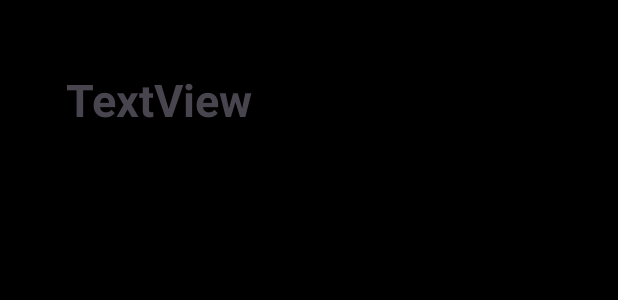
After one commit to Phuong2712/HOC_ANDROID, an Android app: the layout list_item.xml on its own in the app's theme, with its tools: preview values and no code run, on a phone screen of 412 x 824 dp. The commit adds this screen. Shown: the top 300 px of the screen. Run offline under Robolectric (Android 15) with nearby library versions, the light colour scheme and no system bars.

Commit message:
react basic

```diff
--- a/app/build.gradle.kts
+++ b/app/build.gradle.kts
@@ -33,10 +33,13 @@ android {
     kotlinOptions {
         jvmTarget = "1.8"
     }
+    viewBinding {
+        enable = true;
+    }
 }
 
 dependencies {
-
+    implementation("androidx.recyclerview:recyclerview:1.2.1")
     implementation(libs.androidx.core.ktx)
     implementation(libs.androidx.appcompat)
     implementation(libs.material)
--- /dev/null
+++ b/app/src/main/res/drawable/corner.xml
@@ -0,0 +1,5 @@
+<?xml version="1.0" encoding="utf-8"?>
+<shape xmlns:android="http://schemas.android.com/apk/res/android">
+    <corners android:radius="10dp"/>
+    <solid android:color="@color/cardview_dark_background"/>
+</shape>
--- /dev/null
+++ b/app/src/main/res/drawable/ic_favorite.xml
@@ -0,0 +1,5 @@
+<vector xmlns:android="http://schemas.android.com/apk/res/android" android:height="24dp" android:tint="#FFFFFF" android:viewportHeight="24" android:viewportWidth="24" android:width="24dp">
+
+    <path android:fillColor="@android:color/white" android:pathData="M12,21.35l-1.45,-1.32C5.4,15.36 2,12.28 2,8.5 2,5.42 4.42,3 7.5,3c1.74,0 3.41,0.81 4.5,2.09C13.09,3.81 14.76,3 16.5,3 19.58,3 22,5.42 22,8.5c0,3.78 -3.4,6.86 -8.55,11.54L12,21.35z"/>
+
+</vector>
--- /dev/null
+++ b/app/src/main/res/drawable/ic_history.xml
@@ -0,0 +1,5 @@
+<vector xmlns:android="http://schemas.android.com/apk/res/android" android:height="24dp" android:tint="#FFFFFF" android:viewportHeight="24" android:viewportWidth="24" android:width="24dp">
+
+    <path android:fillColor="@android:color/white" android:pathData="M13,3c-4.97,0 -9,4.03 -9,9L1,12l3.89,3.89 0.07,0.14L9,12L6,12c0,-3.87 3.13,-7 7,-7s7,3.13 7,7 -3.13,7 -7,7c-1.93,0 -3.68,-0.79 -4.94,-2.06l-1.42,1.42C8.27,19.99 10.51,21 13,21c4.97,0 9,-4.03 9,-9s-4.03,-9 -9,-9zM12,8v5l4.28,2.54 0.72,-1.21 -3.5,-2.08L13.5,8L12,8z"/>
+
+</vector>
--- /dev/null
+++ b/app/src/main/res/drawable/ic_home.xml
@@ -0,0 +1,5 @@
+<vector xmlns:android="http://schemas.android.com/apk/res/android" android:height="24dp" android:tint="#FFFFFF" android:viewportHeight="24" android:viewportWidth="24" android:width="24dp">
+
+    <path android:fillColor="@android:color/white" android:pathData="M10,20v-6h4v6h5v-8h3L12,3 2,12h3v8z"/>
+
+</vector>
--- /dev/null
+++ b/app/src/main/res/drawable/ic_notification.xml
@@ -0,0 +1,5 @@
+<vector xmlns:android="http://schemas.android.com/apk/res/android" android:height="48dp" android:tint="#FFFFFF" android:viewportHeight="24" android:viewportWidth="24" android:width="48dp">
+
+    <path android:fillColor="@android:color/white" android:pathData="M12,22c1.1,0 2,-0.9 2,-2h-4c0,1.1 0.9,2 2,2zM18,16v-5c0,-3.07 -1.63,-5.64 -4.5,-6.32L13.5,4c0,-0.83 -0.67,-1.5 -1.5,-1.5s-1.5,0.67 -1.5,1.5v0.68C7.64,5.36 6,7.92 6,11v5l-2,2v1h16v-1l-2,-2zM16,17L8,17v-6c0,-2.48 1.51,-4.5 4,-4.5s4,2.02 4,4.5v6z"/>
+
+</vector>
--- /dev/null
+++ b/app/src/main/res/drawable/ic_person.xml
@@ -0,0 +1,5 @@
+<vector xmlns:android="http://schemas.android.com/apk/res/android" android:height="24dp" android:tint="#FFFFFF" android:viewportHeight="24" android:viewportWidth="24" android:width="24dp">
+
+    <path android:fillColor="@android:color/white" android:pathData="M12,12c2.21,0 4,-1.79 4,-4s-1.79,-4 -4,-4 -4,1.79 -4,4 1.79,4 4,4zM12,14c-2.67,0 -8,1.34 -8,4v2h16v-2c0,-2.66 -5.33,-4 -8,-4z"/>
+
+</vector>
--- /dev/null
+++ b/app/src/main/res/drawable/ic_search.xml
@@ -0,0 +1,5 @@
+<vector xmlns:android="http://schemas.android.com/apk/res/android" android:height="24dp" android:tint="#FFFFFF" android:viewportHeight="24" android:viewportWidth="24" android:width="24dp">
+
+    <path android:fillColor="@android:color/white" android:pathData="M15.5,14h-0.79l-0.28,-0.27C15.41,12.59 16,11.11 16,9.5 16,5.91 13.09,3 9.5,3S3,5.91 3,9.5 5.91,16 9.5,16c1.61,0 3.09,-0.59 4.23,-1.57l0.27,0.28v0.79l5,4.99L20.49,19l-4.99,-5zM9.5,14C7.01,14 5,11.99 5,9.5S7.01,5 9.5,5 14,7.01 14,9.5 11.99,14 9.5,14z"/>
+
+</vector>
--- /dev/null
+++ b/app/src/main/res/layout/list_item.xml
@@ -0,0 +1,35 @@
+<?xml version="1.0" encoding="utf-8"?>
+<androidx.constraintlayout.widget.ConstraintLayout xmlns:android="http://schemas.android.com/apk/res/android"
+    xmlns:app="http://schemas.android.com/apk/res-auto"
+    xmlns:tools="http://schemas.android.com/tools"
+    android:layout_width="match_parent"
+    android:layout_height="match_parent"
+    android:background="@color/black">
+
+
+    <TextView
+        android:id="@+id/tvChuDe"
+        android:layout_width="wrap_content"
+        android:layout_height="wrap_content"
+        android:text="TextView"
+        android:textSize="30sp"
+        android:textStyle="bold"
+        app:layout_constraintBottom_toBottomOf="parent"
+        app:layout_constraintEnd_toEndOf="parent"
+        app:layout_constraintHorizontal_bias="0.154"
+        app:layout_constraintStart_toStartOf="parent"
+        app:layout_constraintTop_toTopOf="parent"
+        app:layout_constraintVertical_bias="0.059" />
+
+    <androidx.recyclerview.widget.RecyclerView
+        android:layout_width="wrap_content"
+        android:layout_height="wrap_content"
+        android:orientation="horizontal"
+        app:layout_constraintBottom_toBottomOf="parent"
+        app:layout_constraintEnd_toEndOf="parent"
+        app:layout_constraintHorizontal_bias="0.0"
+        app:layout_constraintStart_toStartOf="parent"
+        app:layout_constraintTop_toTopOf="parent"
+        app:layout_constraintVertical_bias="0.201" />
+
+</androidx.constraintlayout.widget.ConstraintLayout>
--- a/app/src/main/res/values/strings.xml
+++ b/app/src/main/res/values/strings.xml
@@ -2,4 +2,8 @@
     <string name="app_name">ListenToMusic</string>
     <!-- TODO: Remove or change this placeholder text -->
     <string name="hello_blank_fragment">Hello blank fragment</string>
+    <string name="t_m_ki_m">Tìm kiếm</string>
+    <string name="home">Home</string>
+    <string name="favorite">Favorite</string>
+    <string name="person">Person</string>
 </resources>
```
Also changed, not shown: app/src/main/java/com/example/listentomusic/MainActivity.kt (+32 -5 lines), app/src/main/res/layout/activity_main.xml (+85 -1 lines), app/src/main/res/menu/menu_navigation.xml (added, +21 -0 lines).
